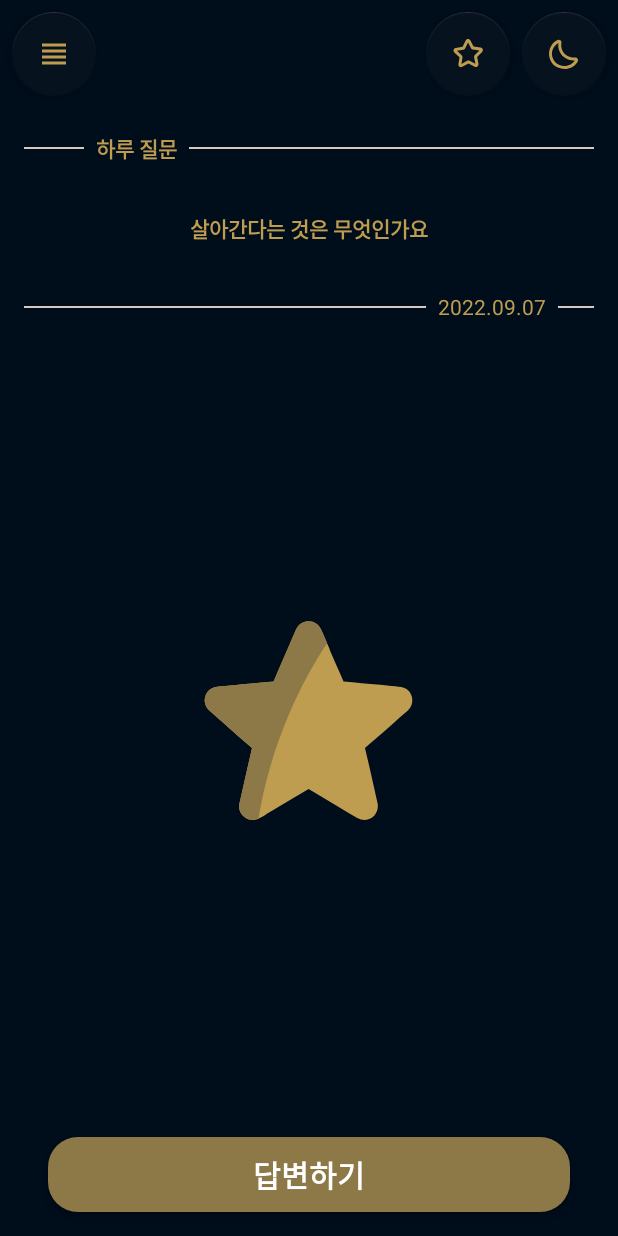
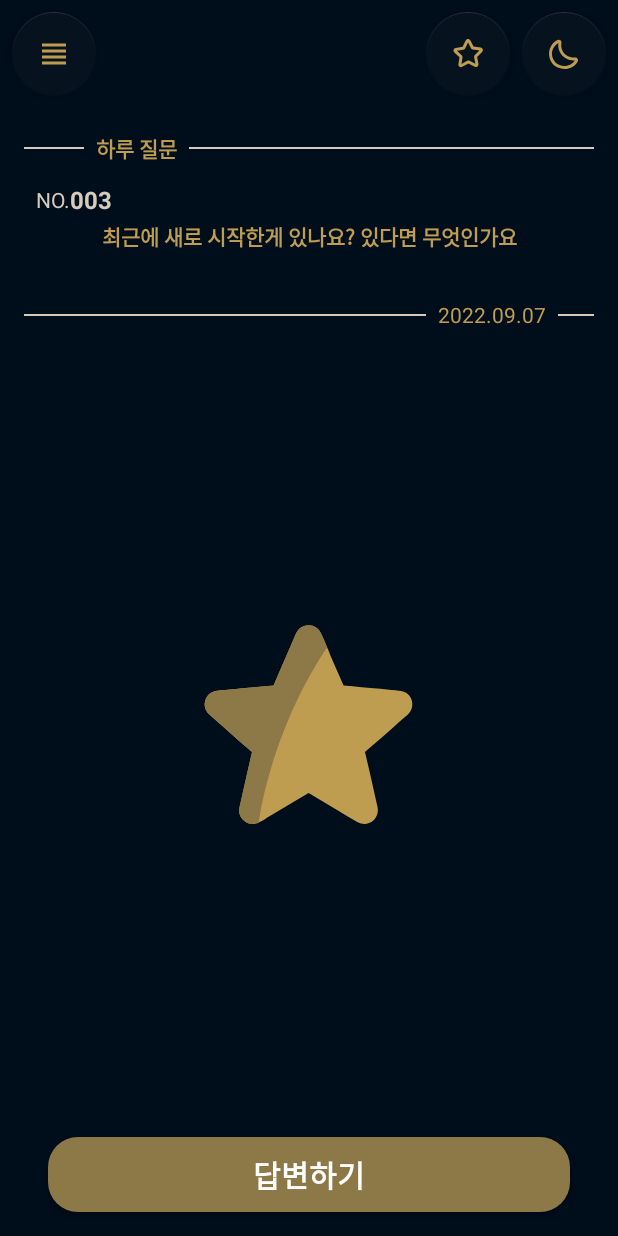
Before and after one commit to coldDelight/haru-question, an Android app: the screen it shows after launch (MainActivity), after a tap on an icon or button, on a phone screen of 412 x 824 dp. Run offline under Robolectric (Android 15) with nearby library versions, the phone set to English and light mode, and no system bars; our stand-ins replace Dagger/Hilt's generated code, Room's generated code, data binding.

Commit message:
feat : q number

```diff
--- a/app/src/main/java/com/colddelight/haru_question/HaruWorryFragment.kt
+++ b/app/src/main/java/com/colddelight/haru_question/HaruWorryFragment.kt
@@ -101,6 +101,9 @@ class HaruWorryFragment : Fragment() {
             binding.lottieWorry.playAnimation()
             binding.lottieWorry.addAnimatorListener(object : Animator.AnimatorListener {
                 override fun onAnimationStart(animation: Animator) {
+                    binding.lottieWorry.setOnClickListener {
+
+                    }
                 }
                 override fun onAnimationEnd(animation: Animator) {
                     if(binding.lottieWorry.speed==-1f){
@@ -110,6 +113,7 @@ class HaruWorryFragment : Fragment() {
                         binding.lottieWorry.startAnimation(AnimationUtils.loadAnimation(requireContext(),R.anim.fade_in_short)).also {
                             binding.lottieWorry.playAnimation()
                         }
+
                     }
                 }
                 override fun onAnimationCancel(animation: Animator) {
@@ -118,12 +122,6 @@ class HaruWorryFragment : Fragment() {
                 override fun onAnimationRepeat(animation: Animator) {
                 }
             })
-
-
-
-
-
-//            binding.clWorry.startAnimation(AnimationUtils.loadAnimation(requireContext(),R.anim.fade_out))
             binding.clWorry.startAnimation(AnimationUtils.loadAnimation(requireContext(),R.anim.fade_in))
             model.getText()
         }
--- a/app/src/main/java/com/colddelight/haru_question/HomeFragment.kt
+++ b/app/src/main/java/com/colddelight/haru_question/HomeFragment.kt
@@ -21,6 +21,7 @@ import com.google.android.gms.oss.licenses.OssLicensesMenuActivity
 import com.google.android.material.navigation.NavigationView
 import dagger.hilt.android.AndroidEntryPoint
 import kotlinx.coroutines.flow.collectLatest
+import java.text.DecimalFormat
 import java.time.LocalDate
 import java.time.format.DateTimeFormatter
 
@@ -61,6 +62,8 @@ private val mainModel:MainViewModel by activityViewModels()
                     HaruState.SHOW ->{
                         binding.btnToWrite.isEnabled=true
                         binding.tvHomeTitle.text= it.questionData.question
+                        binding.tvHomeNumber.text =  DecimalFormat("000").format(it.questionData.id)
+                        binding.tvHomeNo.text =  "NO."
                         binding.lottieHome.setOnClickListener {
                         }
                         binding.lottieHome.setAnimation(R.raw.home_second)
@@ -68,6 +71,8 @@ private val mainModel:MainViewModel by activityViewModels()
                     }
                     HaruState.WAIT->{
                         binding.tvHomeTitle.text = resources.getString(R.string.haru_q_wait)
+                        binding.tvHomeNumber.visibility=View.GONE
+                        binding.tvHomeNo.visibility=View.GONE
                         binding.lottieHome.setAnimation(R.raw.home_third)
                         binding.lottieHome.playAnimation()
                     }
--- a/app/src/main/java/com/colddelight/haru_question/ListDetailFragment.kt
+++ b/app/src/main/java/com/colddelight/haru_question/ListDetailFragment.kt
@@ -14,6 +14,7 @@ import com.colddelight.haru_question.databinding.FragmentListDetailBinding
 import com.colddelight.haru_question.presentation.viewmodel.HaruListViewModel
 import com.colddelight.haru_question.presentation.viewmodel.ListDetailViewModel
 import dagger.hilt.android.AndroidEntryPoint
+import java.text.DecimalFormat
 
 @AndroidEntryPoint
 class ListDetailFragment : Fragment() {
@@ -55,6 +56,7 @@ class ListDetailFragment : Fragment() {
             binding.tvDetailAnswer.text = it.answer
             binding.tvDetailQutoe.text = it.quote
             binding.tvDetailQuestion.text = it.question
+            binding.tvDetailNumber.text = DecimalFormat("000").format(it.id)
         }
 
     }
--- a/app/src/main/java/com/colddelight/haru_question/WriteBottomSheetFragment.kt
+++ b/app/src/main/java/com/colddelight/haru_question/WriteBottomSheetFragment.kt
@@ -15,6 +15,7 @@ import com.colddelight.haru_question.presentation.viewmodel.MainViewModel
 import com.colddelight.haru_question.presentation.viewmodel.WriteViewModel
 import com.google.android.material.bottomsheet.BottomSheetDialogFragment
 import dagger.hilt.android.AndroidEntryPoint
+import java.text.DecimalFormat
 import java.time.LocalDate
 import java.time.format.DateTimeFormatter
 
@@ -43,6 +44,7 @@ class WriteBottomSheetFragment : BottomSheetDialogFragment() {
         binding.tvWriteQuote.text = args.quote
         binding.tvWriteAuthor.text = args.author
         binding.tvWriteDate.text = dateNow
+        binding.tvQuestionNumber.text = DecimalFormat("000").format(args.questionId)
     }
 
     private fun textCountSet(){
--- a/app/src/main/java/com/colddelight/haru_question/di/LocalDataModule.kt
+++ b/app/src/main/java/com/colddelight/haru_question/di/LocalDataModule.kt
@@ -23,9 +23,7 @@ object LocalDataModule {
     fun provideHaruDatabase(@ApplicationContext appContext: Context): HaruDatabase {
         return Room.databaseBuilder(
             appContext,HaruDatabase::class.java,"haru_db"
-        ).createFromAsset("database/haru_db.db")
-            .fallbackToDestructiveMigration().
-
+        ).createFromAsset("database/haru_db.db").
         build()
     }
 
--- a/app/src/main/java/com/colddelight/haru_question/presentation/adapter/HaruListAdapter.kt
+++ b/app/src/main/java/com/colddelight/haru_question/presentation/adapter/HaruListAdapter.kt
@@ -6,6 +6,7 @@ import android.view.ViewGroup
 import androidx.recyclerview.widget.RecyclerView
 import com.colddelight.domain.model.DomainQnA
 import com.colddelight.haru_question.databinding.ItemRecyclerListBinding
+import java.text.DecimalFormat
 
 class HaruListAdapter :RecyclerView.Adapter<HaruListAdapter.ViewHolder>() {
     private var items: List<DomainQnA> = ArrayList()
@@ -27,7 +28,7 @@ class HaruListAdapter :RecyclerView.Adapter<HaruListAdapter.ViewHolder>() {
     inner class ViewHolder(private val binding: ItemRecyclerListBinding) : RecyclerView.ViewHolder(binding.root) {
         fun setItem(item: DomainQnA){
             binding.tvListQuestion.text = item.question
-            binding.tvListNum.text = item.id.toString()
+            binding.tvListNum.text = DecimalFormat("000").format(item.id)
             binding.tvListDate.text = item.date
         }
     }
--- a/app/src/main/java/com/colddelight/haru_question/presentation/viewmodel/MainViewModel.kt
+++ b/app/src/main/java/com/colddelight/haru_question/presentation/viewmodel/MainViewModel.kt
@@ -30,8 +30,8 @@ class MainViewModel @Inject constructor(
 
     init{
         //TODO 임시 데이터 삭제
-        prefs.isChecked=false
-        prefs.questionId=2
+        prefs.isChecked=true
+        prefs.questionId=3
         prefs.lastDate="NO_DATE"
         setHomeTitle()
     }
--- a/app/src/main/res/layout/fragment_home.xml
+++ b/app/src/main/res/layout/fragment_home.xml
@@ -100,13 +100,13 @@
                 android:id="@+id/tv_home_title"
                 android:layout_width="wrap_content"
                 android:layout_height="wrap_content"
-                android:layout_marginTop="32dp"
+                android:layout_marginTop="4dp"
                 android:text="@string/haru_q_ready"
                 android:textStyle="bold"
                 app:layout_constraintEnd_toEndOf="parent"
                 app:layout_constraintHorizontal_bias="0.5"
                 app:layout_constraintStart_toStartOf="parent"
-                app:layout_constraintTop_toBottomOf="@+id/textView2" />
+                app:layout_constraintTop_toBottomOf="@+id/tv_home_no" />
 
             <TextView
                 android:id="@+id/tv_home_date"
@@ -165,6 +165,28 @@
                 app:layout_constraintTop_toTopOf="parent"
                 app:srcCompat="@drawable/ic_baseline_view_headline_24" />
 
+            <TextView
+                android:id="@+id/tv_home_no"
+                android:layout_width="wrap_content"
+                android:layout_height="wrap_content"
+                android:layout_marginStart="24dp"
+                android:layout_marginTop="24dp"
+                android:textColor="@color/beige_100"
+                app:layout_constraintStart_toStartOf="parent"
+                app:layout_constraintTop_toBottomOf="@+id/view3" />
+
+            <TextView
+                android:id="@+id/tv_home_number"
+                android:layout_width="wrap_content"
+                android:layout_height="wrap_content"
+                android:textColor="@color/beige_100"
+                android:textSize="16sp"
+                android:textStyle="bold"
+                android:tooltipText="001"
+                app:layout_constraintBottom_toBottomOf="@+id/tv_home_no"
+                app:layout_constraintStart_toEndOf="@+id/tv_home_no"
+                app:layout_constraintTop_toTopOf="@+id/tv_home_no" />
+
 
         </androidx.constraintlayout.widget.ConstraintLayout>
 
--- a/app/src/main/res/layout/fragment_list_detail.xml
+++ b/app/src/main/res/layout/fragment_list_detail.xml
@@ -169,7 +169,7 @@
         </androidx.constraintlayout.widget.ConstraintLayout>
 
         <TextView
-            android:id="@+id/textView8"
+            android:id="@+id/tv_detail_number"
             android:layout_width="wrap_content"
             android:layout_height="wrap_content"
             android:text="001"
--- a/data/src/main/java/com/colddelight/data/local/dao/QnADao.kt
+++ b/data/src/main/java/com/colddelight/data/local/dao/QnADao.kt
@@ -12,6 +12,6 @@ interface QnADao {
     suspend fun getQnA(id:Int):QnA
 
     @Transaction
-    @Query("SELECT * FROM question")
+    @Query("SELECT * FROM question ORDER BY id DESC")
     suspend fun getAllQnA():List<QnA>
 }
--- a/data/src/main/java/com/colddelight/data/repository/QnARepositoryImpl.kt
+++ b/data/src/main/java/com/colddelight/data/repository/QnARepositoryImpl.kt
@@ -13,6 +13,7 @@ class QnARepositoryImpl(private val dao: QnADao
     }
 
     override suspend fun getAllQnA(): List<DomainQnA> {
+        Log.e("TAG", "getAllQnA: ${dao.getAllQnA()}", )
         return dao.getAllQnA().map { it.toDomainQnA() }.filter { it.date!="NO_DATE" }
     }
 }
```
